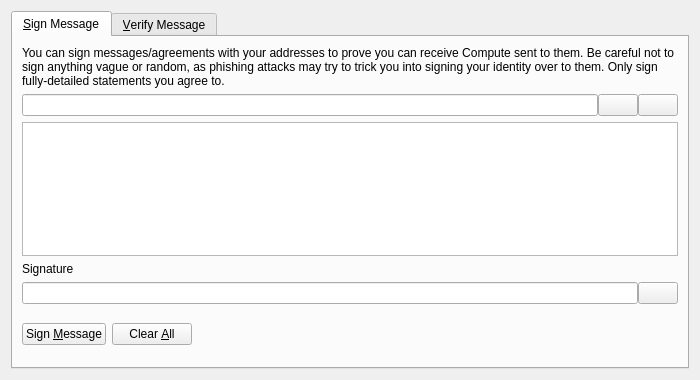
Above: src/qt/forms/signverifymessagedialog.ui from minblock/compute before the change. Below: the same form after it.
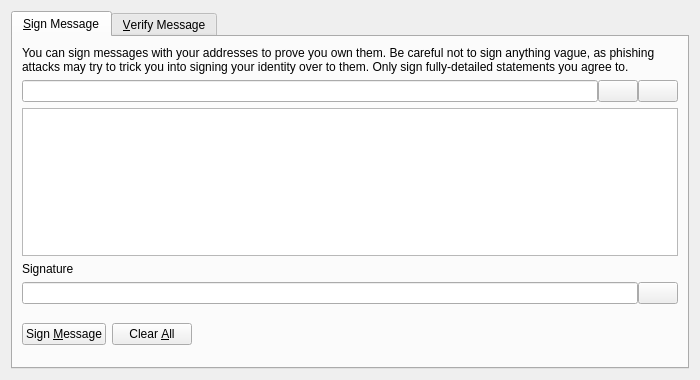
That is the form after the change. Icons and pictures are not drawn. Custom widgets are drawn as their Qt base class.

What changed in the file:
```diff
--- a/src/qt/forms/signverifymessagedialog.ui
+++ b/src/qt/forms/signverifymessagedialog.ui
@@ -30,7 +30,7 @@
        <item>
         <widget class="QLabel" name="infoLabel_SM">
          <property name="text">
-          <string>You can sign messages/agreements with your addresses to prove you can receive Compute sent to them. Be careful not to sign anything vague or random, as phishing attacks may try to trick you into signing your identity over to them. Only sign fully-detailed statements you agree to.</string>
+          <string>You can sign messages with your addresses to prove you own them. Be careful not to sign anything vague, as phishing attacks may try to trick you into signing your identity over to them. Only sign fully-detailed statements you agree to.</string>
          </property>
          <property name="textFormat">
           <enum>Qt::PlainText</enum>
```
Left out of the diff: 54 changed lines with no effect on the pictures.
